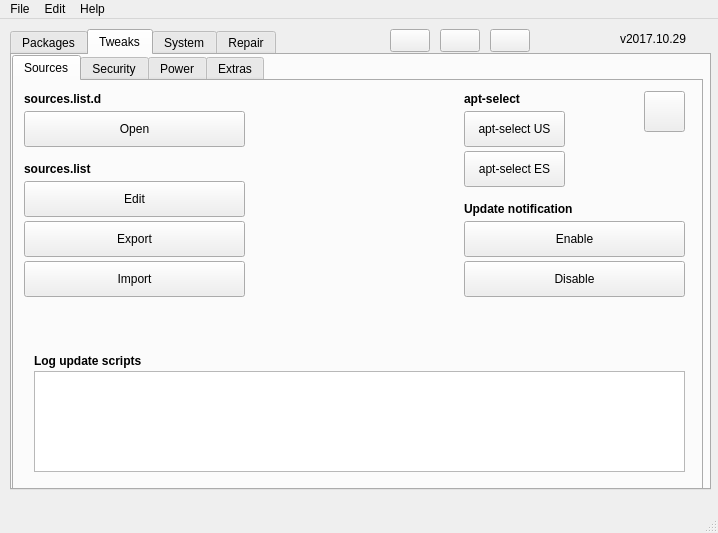
First picture: the form in src/mainwindow.ui, repository adgellida/ubunsys, before the edit.
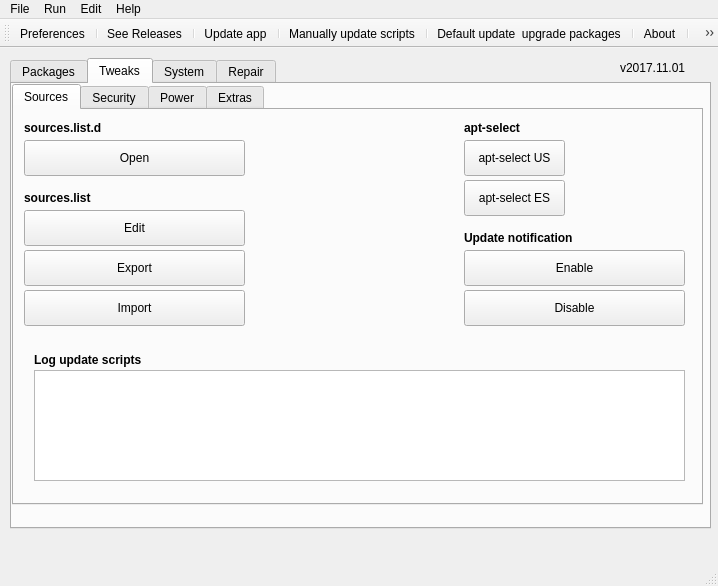
Second picture: the form after the edit. The open tabs and pages were chosen to show the change. Icons and pictures are not drawn.

The edit to the form file:
```diff
--- a/src/mainwindow.ui
+++ b/src/mainwindow.ui
@@ -7,7 +7,7 @@
     <x>0</x>
     <y>0</y>
     <width>718</width>
-    <height>533</height>
+    <height>586</height>
    </rect>
   </property>
   <property name="windowTitle">
@@ -27,7 +27,7 @@
       <x>10</x>
       <y>10</y>
       <width>701</width>
-      <height>461</height>
+      <height>471</height>
      </rect>
     </property>
     <property name="currentIndex">
@@ -113,7 +113,7 @@
         <x>0</x>
         <y>0</y>
         <width>691</width>
-        <height>441</height>
+        <height>421</height>
        </rect>
       </property>
       <property name="font">
@@ -323,9 +323,9 @@
         <property name="geometry">
          <rect>
           <x>20</x>
-          <y>290</y>
+          <y>260</y>
           <width>651</width>
-          <height>101</height>
+          <height>111</height>
          </rect>
         </property>
        </widget>
@@ -333,7 +333,7 @@
         <property name="geometry">
          <rect>
           <x>20</x>
-          <y>270</y>
+          <y>240</y>
           <width>651</width>
           <height>20</height>
          </rect>
@@ -461,35 +461,6 @@
          <bool>false</bool>
         </property>
        </widget>
-       <widget class="QPushButton" name="preferencesDialogButton">
-        <property name="geometry">
-         <rect>
-          <x>630</x>
-          <y>10</y>
-          <width>41</width>
-          <height>41</height>
-         </rect>
-        </property>
-        <property name="toolTip">
-         <string>&lt;html&gt;&lt;head/&gt;&lt;body&gt;&lt;p&gt;Preferences&lt;/p&gt;&lt;/body&gt;&lt;/html&gt;</string>
-        </property>
-        <property name="autoFillBackground">
-         <bool>false</bool>
-        </property>
-        <property name="text">
-         <string/>
-        </property>
-        <property name="icon">
-         <iconset resource="ubunsys.qrc">
-          <normaloff>:/images/gtk-preferences.png</normaloff>:/images/gtk-preferences.png</iconset>
-        </property>
-        <property name="iconSize">
-         <size>
-          <width>50</width>
-          <height>50</height>
-         </size>
-        </property>
-       </widget>
       </widget>
       <widget class="QWidget" name="tab_5">
        <attribute name="title">
@@ -4101,67 +4072,7 @@
      </rect>
     </property>
     <property name="text">
-     <string>v2017.10.29</string>
-    </property>
-   </widget>
-   <widget class="QPushButton" name="updateAppButton">
-    <property name="geometry">
-     <rect>
-      <x>440</x>
-      <y>10</y>
-      <width>40</width>
-      <height>23</height>
-     </rect>
-    </property>
-    <property name="toolTip">
-     <string>&lt;html&gt;&lt;head/&gt;&lt;body&gt;&lt;p&gt;Update program&lt;/p&gt;&lt;/body&gt;&lt;/html&gt;</string>
-    </property>
-    <property name="text">
-     <string/>
-    </property>
-    <property name="icon">
-     <iconset resource="ubunsys.qrc">
-      <normaloff>:/images/flecha_arriba.png</normaloff>:/images/flecha_arriba.png</iconset>
-    </property>
-   </widget>
-   <widget class="QPushButton" name="manualUpdateDialogButton">
-    <property name="geometry">
-     <rect>
-      <x>490</x>
-      <y>10</y>
-      <width>40</width>
-      <height>23</height>
-     </rect>
-    </property>
-    <property name="toolTip">
-     <string>&lt;html&gt;&lt;head/&gt;&lt;body&gt;&lt;p&gt;Update scripts manually&lt;/p&gt;&lt;/body&gt;&lt;/html&gt;</string>
-    </property>
-    <property name="text">
-     <string/>
-    </property>
-    <property name="icon">
-     <iconset resource="ubunsys.qrc">
-      <normaloff>:/images/upgrade.png</normaloff>:/images/upgrade.png</iconset>
-    </property>
-   </widget>
-   <widget class="QPushButton" name="seeReleasesButton">
-    <property name="geometry">
-     <rect>
-      <x>390</x>
-      <y>10</y>
-      <width>40</width>
-      <height>23</height>
-     </rect>
-    </property>
-    <property name="toolTip">
-     <string>&lt;html&gt;&lt;head/&gt;&lt;body&gt;&lt;p&gt;See releases&lt;/p&gt;&lt;/body&gt;&lt;/html&gt;</string>
-    </property>
-    <property name="text">
-     <string/>
-    </property>
-    <property name="icon">
-     <iconset resource="ubunsys.qrc">
-      <normaloff>:/images/orange-up-24.png</normaloff>:/images/orange-up-24.png</iconset>
+     <string>v2017.11.01</string>
     </property>
    </widget>
   </widget>
@@ -4196,11 +4107,51 @@
     <addaction name="actionAbout"/>
     <addaction name="actionAbout_Qt"/>
    </widget>
+   <widget class="QMenu" name="menuRun">
+    <property name="title">
+     <string>Run</string>
+    </property>
+    <addaction name="actionDefaultUpdateUpgradePackages"/>
+    <addaction name="actionUpdateApp"/>
+    <addaction name="actionManualUpdateDialog"/>
+    <addaction name="actionSeeReleases"/>
+   </widget>
    <addaction name="menuNuevo"/>
+   <addaction name="menuRun"/>
    <addaction name="menuEdici_n"/>
    <addaction name="menuAyuda"/>
   </widget>
   <widget class="QStatusBar" name="statusBar"/>
+  <widget class="QToolBar" name="toolBar">
+   <property name="enabled">
+    <bool>true</bool>
+   </property>
+   <property name="windowTitle">
+    <string>toolBar</string>
+   </property>
+   <attribute name="toolBarArea">
+    <enum>TopToolBarArea</enum>
+   </attribute>
+   <attribute name="toolBarBreak">
+    <bool>false</bool>
+   </attribute>
+   <addaction name="actionPreferences"/>
+   <addaction name="separator"/>
+   <addaction name="actionSeeReleases"/>
+   <addaction name="separator"/>
+   <addaction name="actionUpdateApp"/>
+   <addaction name="separator"/>
+   <addaction name="actionManualUpdateDialog"/>
+   <addaction name="separator"/>
+   <addaction name="actionDefaultUpdateUpgradePackages"/>
+   <addaction name="separator"/>
+   <addaction name="actionAbout"/>
+   <addaction name="separator"/>
+   <addaction name="actionTutorial"/>
+   <addaction name="separator"/>
+   <addaction name="actionAbout_Qt"/>
+   <addaction name="separator"/>
+  </widget>
   <action name="actionExit">
    <property name="text">
     <string>Exit</string>
@@ -4329,6 +4280,51 @@
     <string>Spanish</string>
    </property>
   </action>
+  <action name="actionSeeReleases">
+   <property name="enabled">
+    <bool>true</bool>
+   </property>
+   <property name="icon">
+    <iconset resource="ubunsys.qrc">
+     <normaloff>:/images/orange-up-24.png</normaloff>:/images/orange-up-24.png</iconset>
+   </property>
+   <property name="text">
+    <string>See Releases</string>
+   </property>
+   <property name="toolTip">
+    <string>See Releases</string>
+   </property>
+  </action>
+  <action name="actionUpdateApp">
+   <property name="icon">
+    <iconset resource="ubunsys.qrc">
+     <normaloff>:/images/flecha_arriba.png</normaloff>:/images/flecha_arriba.png</iconset>
+   </property>
+   <property name="text">
+    <string>Update app</string>
+   </property>
+  </action>
+  <action name="actionManualUpdateDialog">
+   <property name="icon">
+    <iconset resource="ubunsys.qrc">
+     <normaloff>:/images/upgrade.png</normaloff>:/images/upgrade.png</iconset>
+   </property>
+   <property name="text">
+    <string>Manually update scripts</string>
+   </property>
+  </action>
+  <action name="actionDefaultUpdateUpgradePackages">
+   <property name="icon">
+    <iconset resource="ubunsys.qrc">
+     <normaloff>:/images/if_gtk-refresh_28464.png</normaloff>:/images/if_gtk-refresh_28464.png</iconset>
+   </property>
+   <property name="text">
+    <string>Default update &amp; upgrade packages</string>
+   </property>
+   <property name="toolTip">
+    <string>Default update &amp; upgrade packages</string>
+   </property>
+  </action>
  </widget>
  <layoutdefault spacing="6" margin="11"/>
  <resources>
```
Left out of the diff: 10 changed lines with no effect on the pictures.
